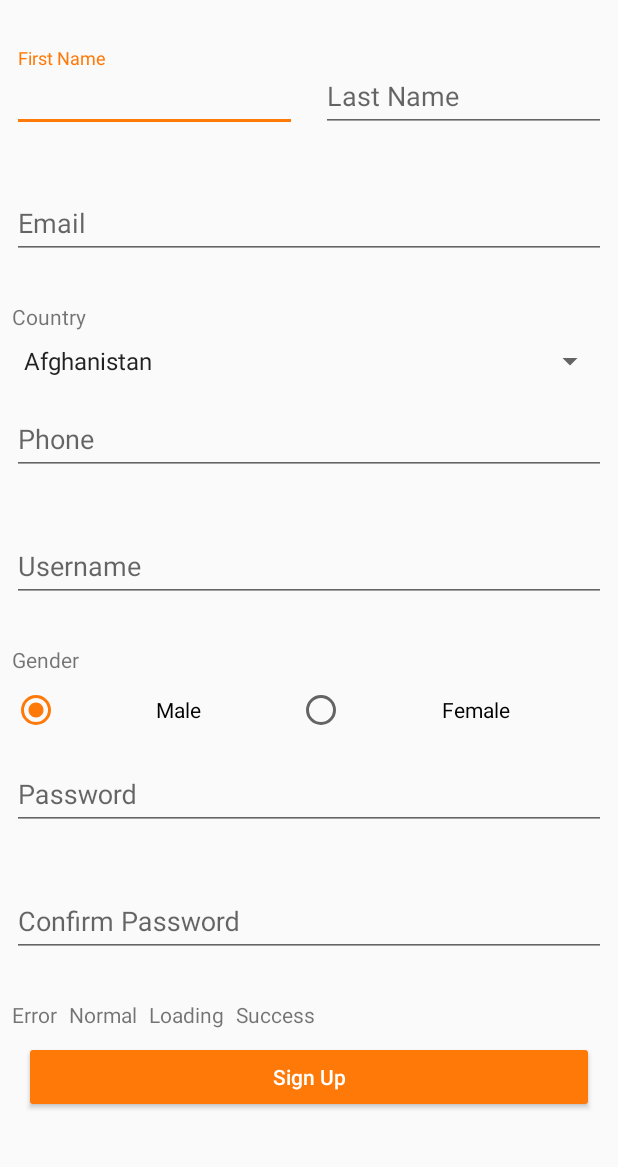
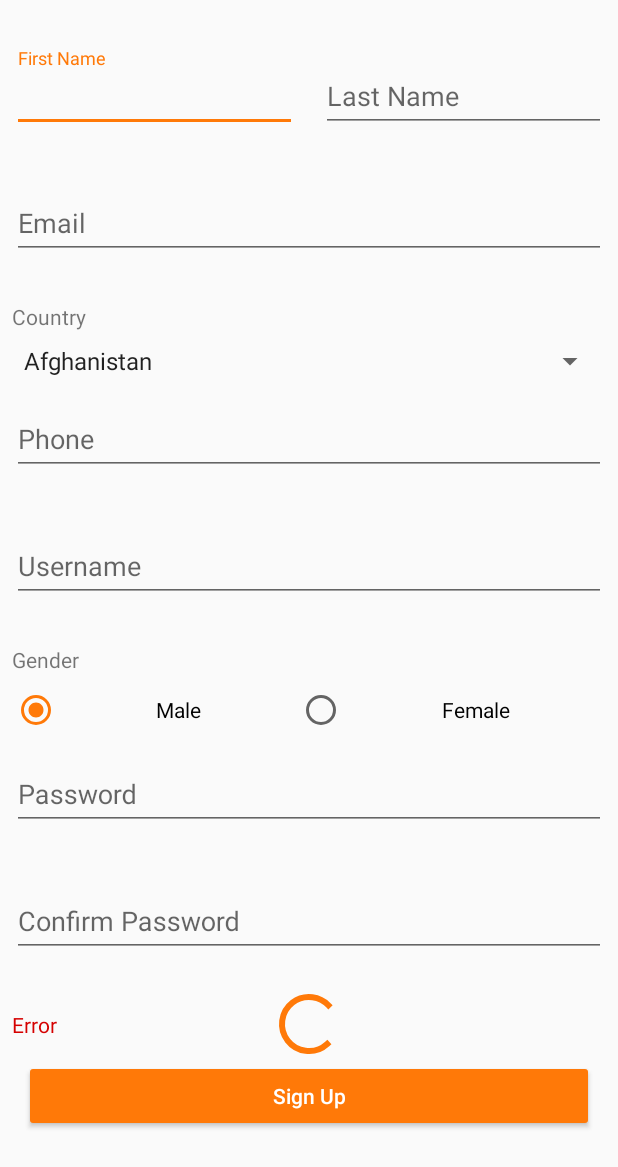
Before and after one commit to MohamedMedhat1998/LifeAchievements, an Android app: the layout sign_up_fragment.xml on its own in the app's theme, with its tools: preview values and no code run, on a phone screen of 412 x 824 dp. Shown: the top 1167 px of the screen. Run offline under Robolectric (Android 15) with nearby library versions, the phone set to English and light mode, and no system bars.

Commit message:
-Changed the loading indicator and the error message in the SignUp Fragment

```diff
--- a/app/src/main/res/layout/sign_up_fragment.xml
+++ b/app/src/main/res/layout/sign_up_fragment.xml
@@ -237,48 +237,23 @@
 
         <TextView
             android:id="@+id/tvError"
+            android:layout_width="0dp"
+            android:layout_height="wrap_content"
+            android:layout_marginStart="8dp"
+            android:textColor="@color/redA700"
+            app:layout_constraintBottom_toTopOf="@+id/btnSignUp"
+            app:layout_constraintEnd_toEndOf="parent"
+            app:layout_constraintStart_toStartOf="parent"
+            app:layout_constraintTop_toBottomOf="@+id/textInputLayout9"
+            tools:text="Error" />
+
+        <ProgressBar
+            android:id="@+id/pbLoading"
             android:layout_width="wrap_content"
             android:layout_height="wrap_content"
-            android:layout_marginStart="8dp"
-            android:text="Error"
             app:layout_constraintBottom_toTopOf="@+id/btnSignUp"
+            app:layout_constraintEnd_toEndOf="parent"
             app:layout_constraintStart_toStartOf="parent"
-            app:layout_constraintTop_toBottomOf="@+id/textInputLayout9" />
-
-        <TextView
-            android:id="@+id/tvNormal"
-            android:layout_width="wrap_content"
-            android:layout_height="wrap_content"
-            android:layout_marginStart="8dp"
-            android:layout_marginTop="8dp"
-            android:layout_marginBottom="8dp"
-            android:text="Normal"
-            app:layout_constraintBottom_toTopOf="@+id/btnSignUp"
-            app:layout_constraintStart_toEndOf="@+id/tvError"
-            app:layout_constraintTop_toBottomOf="@+id/textInputLayout9" />
-
-        <TextView
-            android:id="@+id/tvLoading"
-            android:layout_width="wrap_content"
-            android:layout_height="wrap_content"
-            android:layout_marginStart="8dp"
-            android:layout_marginTop="8dp"
-            android:layout_marginBottom="8dp"
-            android:text="Loading"
-            app:layout_constraintBottom_toTopOf="@+id/btnSignUp"
-            app:layout_constraintStart_toEndOf="@+id/tvNormal"
-            app:layout_constraintTop_toBottomOf="@+id/textInputLayout9" />
-
-        <TextView
-            android:id="@+id/tvSuccess"
-            android:layout_width="wrap_content"
-            android:layout_height="wrap_content"
-            android:layout_marginStart="8dp"
-            android:layout_marginTop="8dp"
-            android:layout_marginBottom="8dp"
-            android:text="Success"
-            app:layout_constraintBottom_toTopOf="@+id/btnSignUp"
-            app:layout_constraintStart_toEndOf="@+id/tvLoading"
             app:layout_constraintTop_toBottomOf="@+id/textInputLayout9" />
     </androidx.constraintlayout.widget.ConstraintLayout>
 </ScrollView>
--- a/app/src/main/res/values/colors.xml
+++ b/app/src/main/res/values/colors.xml
@@ -15,4 +15,6 @@
 
     <color name="green800">#2E7D32</color>
 
+    <color name="redA700">#D50000</color>
+
 </resources>
--- a/app/src/main/res/values/strings.xml
+++ b/app/src/main/res/values/strings.xml
@@ -57,4 +57,5 @@
     <string name="password_minimum_length">Password length cannot be less than 6 characters</string>
     <string name="invalid_email">Invalid email address</string>
     <string name="invalid_phone">Invalid phone number</string>
+    <string name="sign_up_complete">Successfully Signed Up!</string>
 </resources>
```
Also changed, not shown: app/src/main/java/com/andalus/lifeachievements/views/SignUpFragment.kt (+11 -12 lines).
